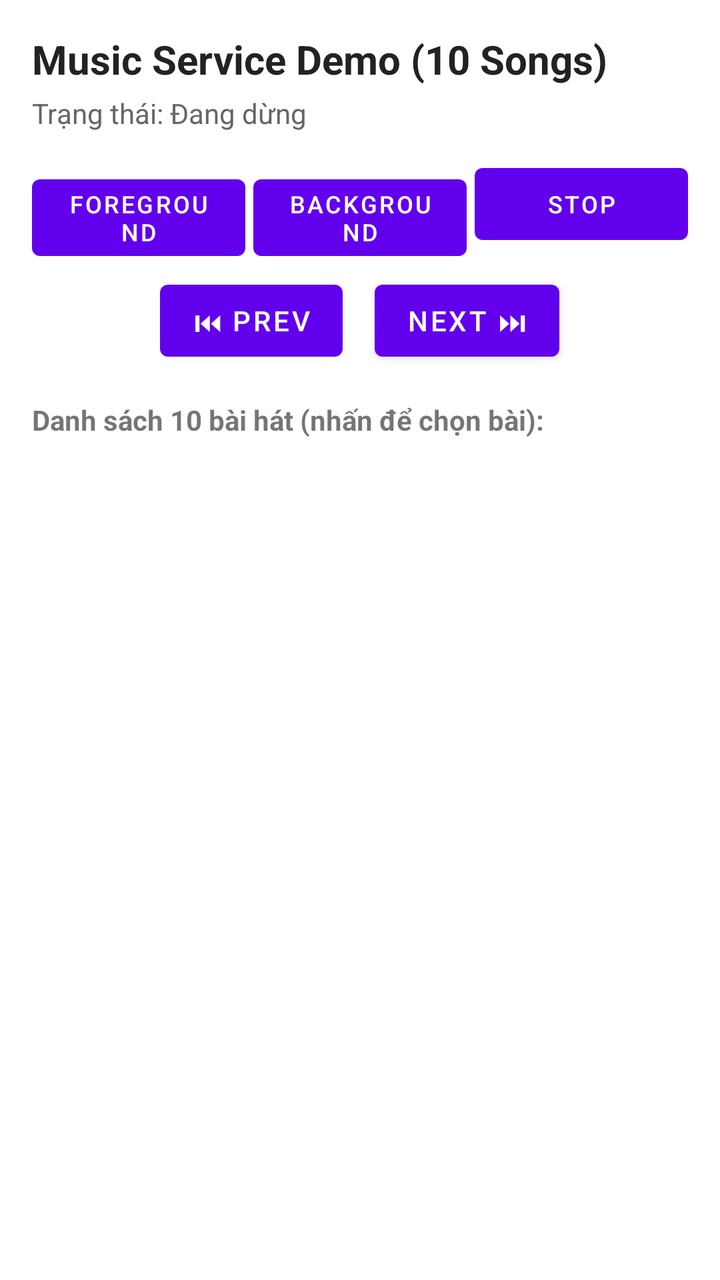
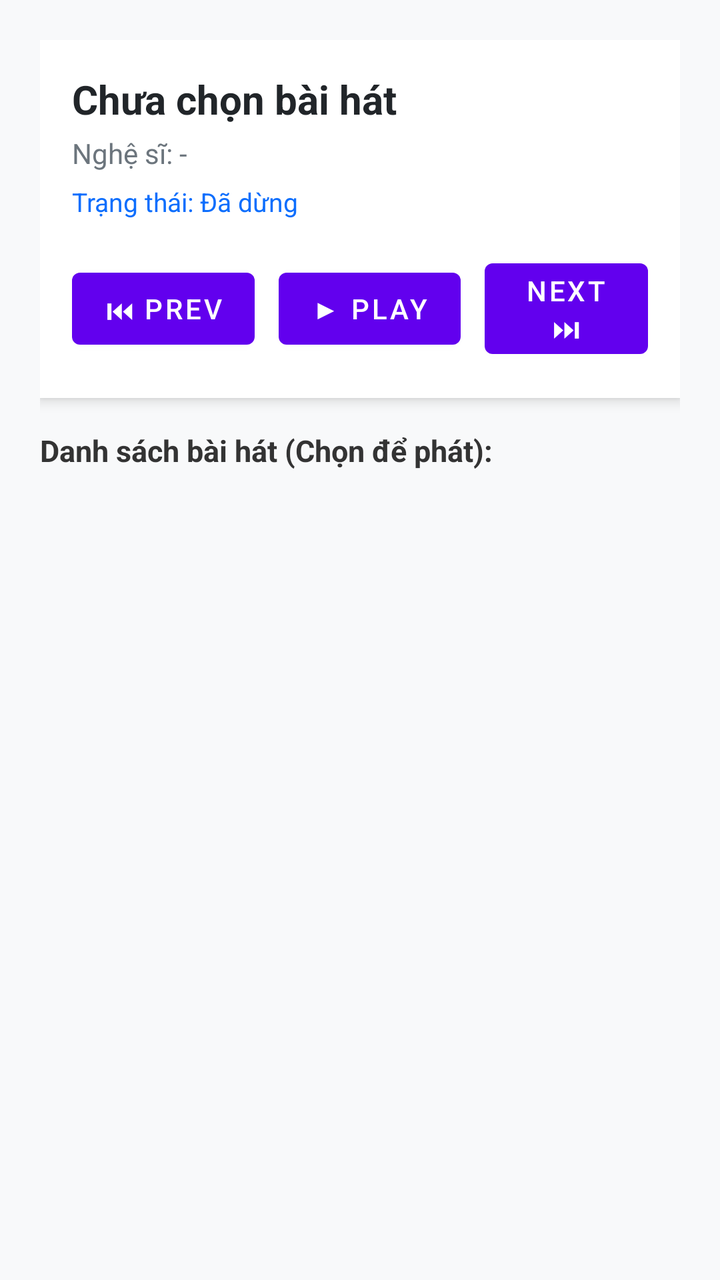

Compare the two renders of this Android layout. The source of the first and the diff that turns it into the second are given below.
<!-- AndroidManifest.xml: application theme Theme.MusicServiceDemo -->
<!-- res/layout/activity_main.xml -->
<?xml version="1.0" encoding="utf-8"?>
<LinearLayout xmlns:android="http://schemas.android.com/apk/res/android"
    android:layout_width="match_parent"
    android:layout_height="match_parent"
    android:orientation="vertical"
    android:padding="16dp">

    <TextView
        android:layout_width="wrap_content"
        android:layout_height="wrap_content"
        android:text="Music Service Demo (10 Songs)"
        android:textSize="20sp"
        android:textStyle="bold"
        android:textColor="#222222" />

    <TextView
        android:id="@+id/tvStatus"
        android:layout_width="wrap_content"
        android:layout_height="wrap_content"
        android:text="Trạng thái: Đang dừng"
        android:textSize="14sp"
        android:textColor="#666666"
        android:layout_marginTop="4dp"
        android:layout_marginBottom="12dp" />

    
    <LinearLayout
        android:layout_width="match_parent"
        android:layout_height="wrap_content"
        android:orientation="horizontal"
        android:weightSum="3">

        <Button
            android:id="@+id/btnForeground"
            android:layout_width="0dp"
            android:layout_height="wrap_content"
            android:layout_weight="1"
            android:text="Foreground"
            android:textSize="12sp" />

        <Button
            android:id="@+id/btnBackground"
            android:layout_width="0dp"
            android:layout_height="wrap_content"
            android:layout_weight="1"
            android:layout_marginStart="4dp"
            android:layout_marginEnd="4dp"
            android:text="Background"
            android:textSize="12sp" />

        <Button
            android:id="@+id/btnStop"
            android:layout_width="0dp"
            android:layout_height="wrap_content"
            android:layout_weight="1"
            android:text="Stop"
            android:textSize="12sp" />
    </LinearLayout>

    <LinearLayout
        android:layout_width="match_parent"
        android:layout_height="wrap_content"
        android:orientation="horizontal"
        android:gravity="center"
        android:layout_marginTop="8dp"
        android:layout_marginBottom="8dp">

        <Button
            android:id="@+id/btnPrev"
            android:layout_width="wrap_content"
            android:layout_height="wrap_content"
            android:text="⏮ Prev" />

        <Button
            android:id="@+id/btnNext"
            android:layout_width="wrap_content"
            android:layout_height="wrap_content"
            android:layout_marginStart="16dp"
            android:text="Next ⏭" />
    </LinearLayout>

    <TextView
        android:layout_width="wrap_content"
        android:layout_height="wrap_content"
        android:text="Danh sách 10 bài hát (nhấn để chọn bài):"
        android:textSize="14sp"
        android:textStyle="bold"
        android:layout_marginTop="8dp"
        android:layout_marginBottom="4dp" />

    <ListView
        android:id="@+id/lvSongs"
        android:layout_width="match_parent"
        android:layout_height="0dp"
        android:layout_weight="1" />
</LinearLayout>
<!-- resources referenced by this layout -->
<resources>
  <style name="Theme.MusicServiceDemo" parent="Theme.MaterialComponents.DayNight.DarkActionBar">
          <item name="colorPrimary">#6200EE</item>
          <item name="colorPrimaryVariant">#3700B3</item>
          <item name="colorOnPrimary">#FFFFFF</item>
      </style>
</resources>

<!-- the commit's change to res/layout/activity_main.xml (unified diff, before → after) -->
@@ -3,94 +3,89 @@
     android:layout_width="match_parent"
     android:layout_height="match_parent"
     android:orientation="vertical"
-    android:padding="16dp">
-
-    <TextView
-        android:layout_width="wrap_content"
-        android:layout_height="wrap_content"
-        android:text="Music Service Demo (10 Songs)"
-        android:textSize="20sp"
-        android:textStyle="bold"
-        android:textColor="#222222" />
-
-    <TextView
-        android:id="@+id/tvStatus"
-        android:layout_width="wrap_content"
-        android:layout_height="wrap_content"
-        android:text="Trạng thái: Đang dừng"
-        android:textSize="14sp"
-        android:textColor="#666666"
-        android:layout_marginTop="4dp"
-        android:layout_marginBottom="12dp" />
+    android:padding="20dp"
+    android:background="#F8F9FA">
 
     
     <LinearLayout
         android:layout_width="match_parent"
         android:layout_height="wrap_content"
-        android:orientation="horizontal"
-        android:weightSum="3">
+        android:orientation="vertical"
+        android:padding="16dp"
+        android:background="#FFFFFF"
+        android:elevation="4dp"
+        android:layout_marginBottom="16dp">
 
-        <Button
-            android:id="@+id/btnForeground"
-            android:layout_width="0dp"
-            android:layout_height="wrap_content"
-            android:layout_weight="1"
-            android:text="Foreground"
-            android:textSize="12sp" />
-
-        <Button
-            android:id="@+id/btnBackground"
-            android:layout_width="0dp"
-            android:layout_height="wrap_content"
-            android:layout_weight="1"
-            android:layout_marginStart="4dp"
-            android:layout_marginEnd="4dp"
-            android:text="Background"
-            android:textSize="12sp" />
-
-        <Button
-            android:id="@+id/btnStop"
-            android:layout_width="0dp"
-            android:layout_height="wrap_content"
-            android:layout_weight="1"
-            android:text="Stop"
-            android:textSize="12sp" />
-    </LinearLayout>
-
-    <LinearLayout
-        android:layout_width="match_parent"
-        android:layout_height="wrap_content"
-        android:orientation="horizontal"
-        android:gravity="center"
-        android:layout_marginTop="8dp"
-        android:layout_marginBottom="8dp">
-
-        <Button
-            android:id="@+id/btnPrev"
+        <TextView
+            android:id="@+id/tvSongTitle"
             android:layout_width="wrap_content"
             android:layout_height="wrap_content"
-            android:text="⏮ Prev" />
+            android:text="Chưa chọn bài hát"
+            android:textSize="20sp"
+            android:textStyle="bold"
+            android:textColor="#212529" />
 
-        <Button
-            android:id="@+id/btnNext"
+        <TextView
+            android:id="@+id/tvArtist"
             android:layout_width="wrap_content"
             android:layout_height="wrap_content"
-            android:layout_marginStart="16dp"
-            android:text="Next ⏭" />
+            android:text="Nghệ sĩ: -"
+            android:textSize="14sp"
+            android:textColor="#6C757D"
+            android:layout_marginTop="4dp" />
+
+        <TextView
+            android:id="@+id/tvStatus"
+            android:layout_width="wrap_content"
+            android:layout_height="wrap_content"
+            android:text="Trạng thái: Đã dừng"
+            android:textSize="13sp"
+            android:textColor="#0D6EFD"
+            android:layout_marginTop="6dp" />
+
+        
+        <LinearLayout
+            android:layout_width="match_parent"
+            android:layout_height="wrap_content"
+            android:orientation="horizontal"
+            android:gravity="center"
+            android:layout_marginTop="16dp">
+
+            <Button
+                android:id="@+id/btnPrev"
+                android:layout_width="wrap_content"
+                android:layout_height="wrap_content"
+                android:text="⏮ Prev" />
+
+            <Button
+                android:id="@+id/btnPlayPause"
+                android:layout_width="wrap_content"
+                android:layout_height="wrap_content"
+                android:layout_marginStart="12dp"
+                android:layout_marginEnd="12dp"
+                android:text="▶ Play" />
+
+            <Button
+                android:id="@+id/btnNext"
+                android:layout_width="wrap_content"
+                android:layout_height="wrap_content"
+                android:text="Next ⏭" />
+        </LinearLayout>
     </LinearLayout>
 
     <TextView
         android:layout_width="wrap_content"
         android:layout_height="wrap_content"
-        android:text="Danh sách 10 bài hát (nhấn để chọn bài):"
-        android:textSize="14sp"
+        android:text="Danh sách bài hát (Chọn để phát):"
+        android:textSize="15sp"
         android:textStyle="bold"
-        android:layout_marginTop="8dp"
-        android:layout_marginBottom="4dp" />
+        android:textColor="#333333"
+        android:layout_marginBottom="8dp" />
 
     <ListView
         android:id="@+id/lvSongs"
         android:layout_width="match_parent"
-        android:layout_height="0dp"
-        android:layout_weight="1" />
+        android:layout_height="match_parent"
+        android:divider="#E9ECEF"
+        android:dividerHeight="1dp" />
 </LinearLayout>
